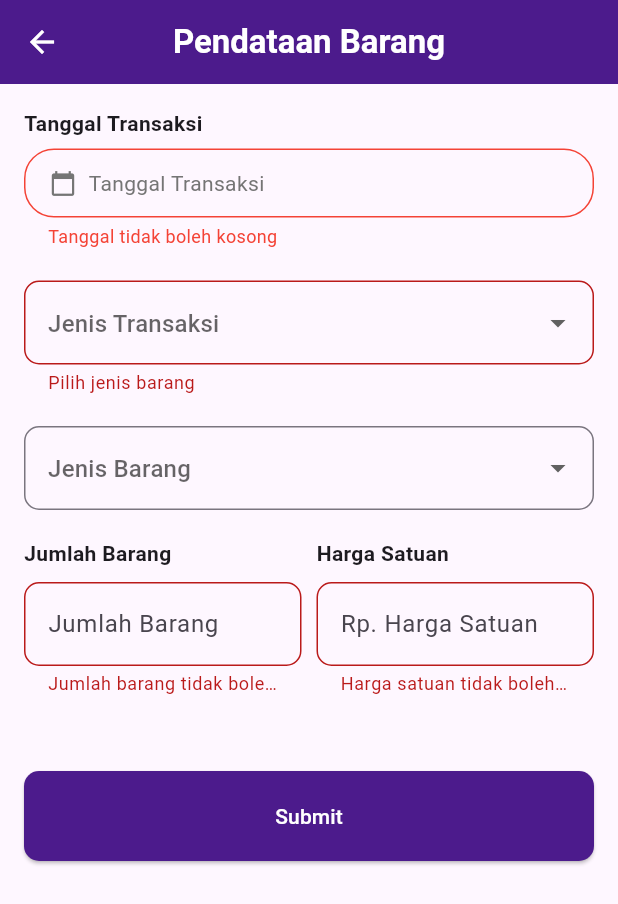
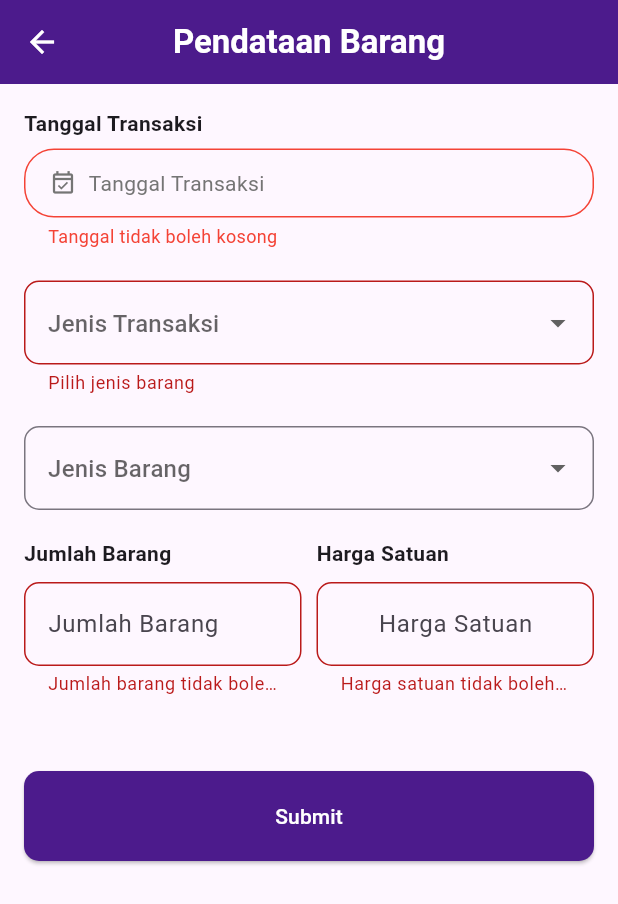
Before and after one commit to Abdurrafi07/20220140103_UCP1Flutter, a Flutter app: the DataBarangPage screen opened directly, after a tap on "Submit", on a phone screen of 412 x 824 dp. Shown: the top 904 px of the screen. Run offline on Flutter 3.47's test engine with Material 3 defaults, Android fonts, the phone set to English and light mode, and no system bars.

Commit message:
Mengganti icon calender dan menambah prefix text

```diff
--- a/lib/data_barang_page.dart
+++ b/lib/data_barang_page.dart
@@ -176,7 +176,7 @@
                           Row(
                             children: [
                               Icon(
-                                Icons.calendar_today,
+                                Icons.event_available_outlined,
                                 size: 18,
                                 color: Colors.grey.shade600,
                               ),
@@ -325,10 +325,15 @@
                             ),
                             TextFormField(
                               controller: hargaSatuanController,
-                              readOnly: true,
-                              decoration: const InputDecoration(
-                                hintText: 'Rp. Harga Satuan',
-                                border: OutlineInputBorder(
+                              readOnly: true, // Jika ingin user bisa mengedit
+                              decoration: InputDecoration(
+                                prefixText: 'Rp. ',
+                                prefixStyle: TextStyle(
+                                  fontWeight: FontWeight.bold,
+                                  color: Colors.black, // Sesuaikan dengan tema
+                                ),
+                                hintText: 'Harga Satuan',
+                                border: const OutlineInputBorder(
                                   borderRadius: BorderRadius.all(
                                     Radius.circular(10),
                                   ),
@@ -352,7 +357,12 @@
                       width: double.infinity,
                       child: ElevatedButton(
                         style: ElevatedButton.styleFrom(
-                          backgroundColor: const Color.fromARGB(255, 76, 27, 140),
+                          backgroundColor: const Color.fromARGB(
+                            255,
+                            76,
+                            27,
+                            140,
+                          ),
                           shape: RoundedRectangleBorder(
                             borderRadius: BorderRadius.circular(10),
                           ),
```
